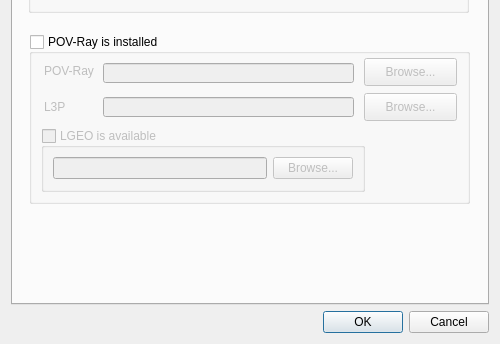
Old version of the form mainApp/preferences.ui in the repository trevorsandy/lpub3d; both pictures show x 0 to 500 and y 263 to 607 of the 500 by 607 pixel window.
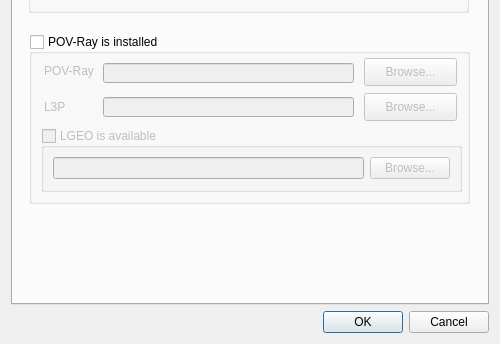
New version of the form. The open tabs and pages were chosen to show the change.

```diff
--- a/mainApp/preferences.ui
+++ b/mainApp/preferences.ui
@@ -486,7 +486,7 @@
          <rect>
           <x>12</x>
           <y>94</y>
-          <width>324</width>
+          <width>421</width>
           <height>64</height>
          </rect>
         </property>
```
Left out of the diff: 2 changed lines with no effect on the pictures.
